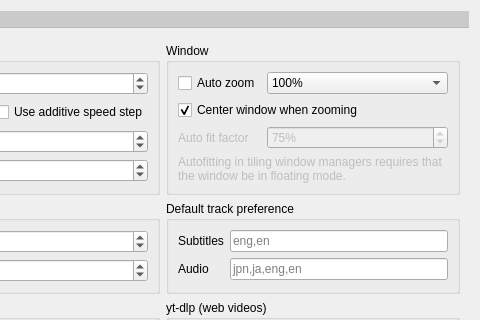
mpc-qt/mpc-qt, file src/settingswindow.ui: the form before one commit; both pictures show x 416 to 896 and y 0 to 320 of the 896 by 638 pixel window.
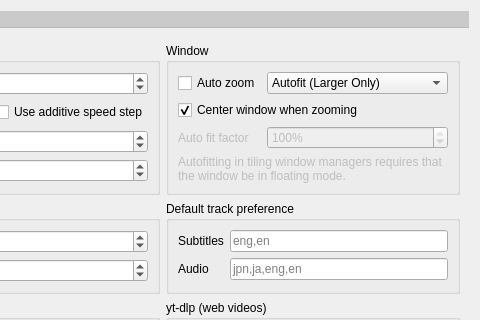
The form after the commit. The open tabs and pages were chosen to show the change. Custom widgets are drawn as their Qt base class.

Commit message:
settingswindow: Default auto window size to video size
Users enabling auto window sizing generally expect the window to match
the video's dimensions, avoiding scaling.

Fixes #822 ("[Feature Request] Window size as per the video
resolution").

```diff
--- a/src/settingswindow.ui
+++ b/src/settingswindow.ui
@@ -1223,11 +1223,8 @@
                   <verstretch>0</verstretch>
                  </sizepolicy>
                 </property>
-                <property name="currentText">
-                 <string>100%</string>
-                </property>
                 <property name="currentIndex">
-                 <number>3</number>
+                 <number>9</number>
                 </property>
                 <item>
                  <property name="text">
@@ -1327,7 +1324,7 @@
                  <number>100</number>
                 </property>
                 <property name="value">
-                 <number>75</number>
+                 <number>100</number>
                 </property>
                </widget>
               </item>
```
